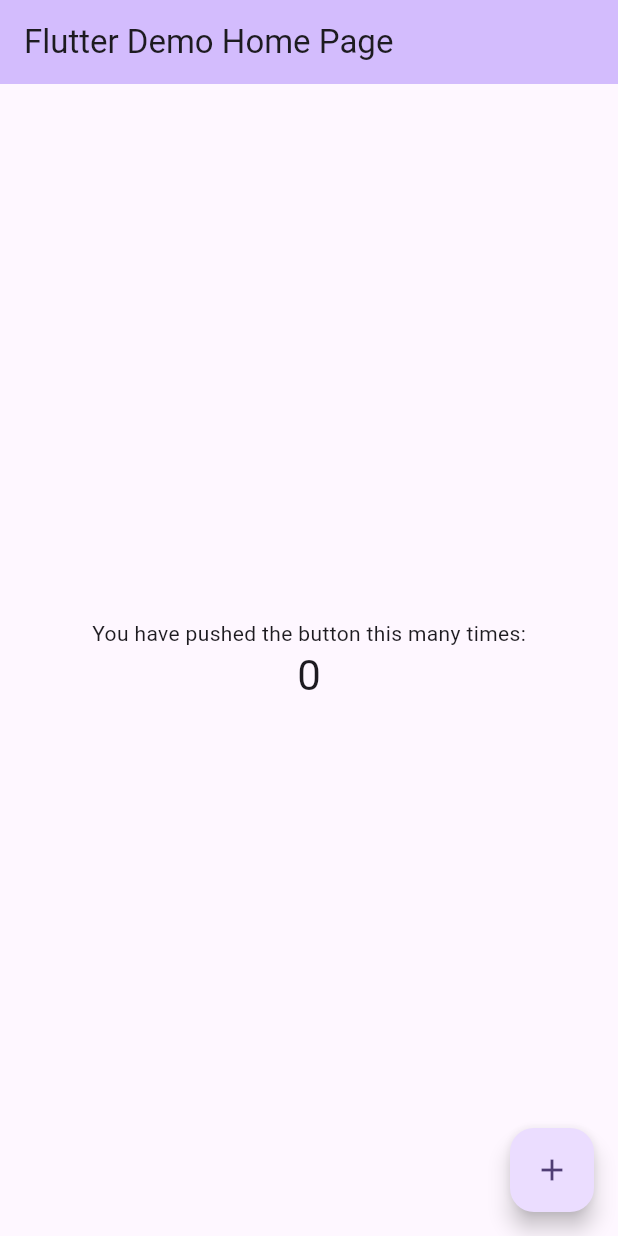
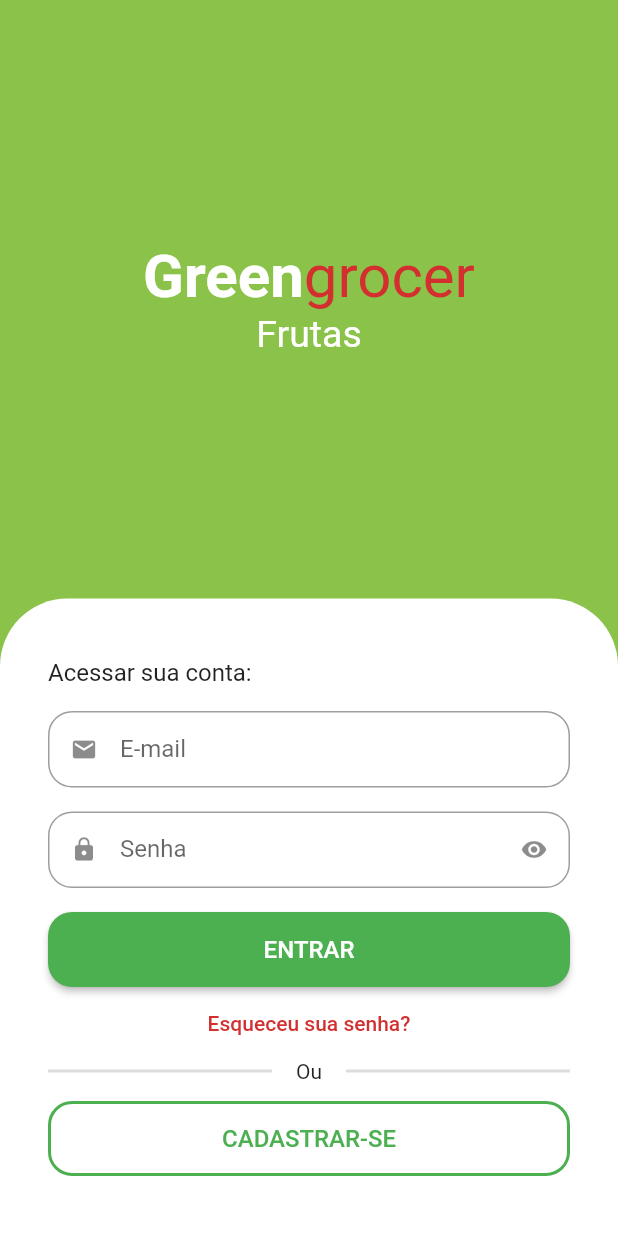
Before and after one commit to eduhessel/greengrocer, a Flutter app: the screen it shows after launch, on a phone screen of 412 x 824 dp. Run offline on Flutter 3.47's test engine with Material 2 defaults, Android fonts, the phone set to English and light mode, and no system bars; drawn by our look-alikes of animated_text_kit; our stand-ins replace mask_text_input_formatter.

Commit message:
Commit Initial commit of the app with registration and login screen

```diff
--- a/lib/main.dart
+++ b/lib/main.dart
@@ -1,4 +1,5 @@
 import 'package:flutter/material.dart';
+import 'package:meuappflutter/src/auth/sign_in_screen.dart';
 
 void main() {
   runApp(const MyApp());
@@ -7,119 +8,15 @@ void main() {
 class MyApp extends StatelessWidget {
   const MyApp({super.key});
 
-  // This widget is the root of your application.
   @override
   Widget build(BuildContext context) {
     return MaterialApp(
       title: 'Flutter Demo',
       theme: ThemeData(
-        // This is the theme of your application.
-        //
-        // TRY THIS: Try running your application with "flutter run". You'll see
-        // the application has a blue toolbar. Then, without quitting the app,
-        // try changing the seedColor in the colorScheme below to Colors.green
-        // and then invoke "hot reload" (save your changes or press the "hot
-        // reload" button in a Flutter-supported IDE, or press "r" if you used
-        // the command line to start the app).
-        //
-        // Notice that the counter didn't reset back to zero; the application
-        // state is not lost during the reload. To reset the state, use hot
-        // restart instead.
-        //
-        // This works for code too, not just values: Most code changes can be
-        // tested with just a hot reload.
-        colorScheme: ColorScheme.fromSeed(seedColor: Colors.deepPurple),
-        useMaterial3: true,
+        primarySwatch: Colors.green,
       ),
-      home: const MyHomePage(title: 'Flutter Demo Home Page'),
+      debugShowCheckedModeBanner: false,
+      home: const SignInScreen(),
     );
   }
 }
-
-class MyHomePage extends StatefulWidget {
-  const MyHomePage({super.key, required this.title});
-
-  // This widget is the home page of your application. It is stateful, meaning
-  // that it has a State object (defined below) that contains fields that affect
-  // how it looks.
-
-  // This class is the configuration for the state. It holds the values (in this
-  // case the title) provided by the parent (in this case the App widget) and
-  // used by the build method of the State. Fields in a Widget subclass are
-  // always marked "final".
-
-  final String title;
-
-  @override
-  State<MyHomePage> createState() => _MyHomePageState();
-}
-
-class _MyHomePageState extends State<MyHomePage> {
-  int _counter = 0;
-
-  void _incrementCounter() {
-    setState(() {
-      // This call to setState tells the Flutter framework that something has
-      // changed in this State, which causes it to rerun the build method below
-      // so that the display can reflect the updated values. If we changed
-      // _counter without calling setState(), then the build method would not be
-      // called again, and so nothing would appear to happen.
-      _counter++;
-    });
-  }
-
-  @override
-  Widget build(BuildContext context) {
-    // This method is rerun every time setState is called, for instance as done
-    // by the _incrementCounter method above.
-    //
-    // The Flutter framework has been optimized to make rerunning build methods
-    // fast, so that you can just rebuild anything that needs updating rather
-    // than having to individually change instances of widgets.
-    return Scaffold(
-      appBar: AppBar(
-        // TRY THIS: Try changing the color here to a specific color (to
-        // Colors.amber, perhaps?) and trigger a hot reload to see the AppBar
-        // change color while the other colors stay the same.
-        backgroundColor: Theme.of(context).colorScheme.inversePrimary,
-        // Here we take the value from the MyHomePage object that was created by
-        // the App.build method, and use it to set our appbar title.
-        title: Text(widget.title),
-      ),
-      body: Center(
-        // Center is a layout widget. It takes a single child and positions it
-        // in the middle of the parent.
-        child: Column(
-          // Column is also a layout widget. It takes a list of children and
-          // arranges them vertically. By default, it sizes itself to fit its
-          // children horizontally, and tries to be as tall as its parent.
-          //
-          // Column has various properties to control how it sizes itself and
-          // how it positions its children. Here we use mainAxisAlignment to
-          // center the children vertically; the main axis here is the vertical
-          // axis because Columns are vertical (the cross axis would be
-          // horizontal).
-          //
-          // TRY THIS: Invoke "debug painting" (choose the "Toggle Debug Paint"
-          // action in the IDE, or press "p" in the console), to see the
-          // wireframe for each widget.
-          mainAxisAlignment: MainAxisAlignment.center,
-          children: <Widget>[
-            const Text(
-              'You have pushed the button this many times:',
-            ),
-            Text(
-              '$_counter',
-              style: Theme.of(context).textTheme.headlineMedium,
-            ),
-          ],
-        ),
-      ),
-      floatingActionButton: FloatingActionButton(
-        onPressed: _incrementCounter,
-        tooltip: 'Increment',
-        child: const Icon(Icons.add),
-      ), // This trailing comma makes auto-formatting nicer for build methods.
-    );
-  }
-}
--- /dev/null
+++ b/lib/src/auth/components/custom_text_field.dart
@@ -0,0 +1,61 @@
+import 'package:flutter/material.dart';
+import 'package:flutter/services.dart';
+
+class CustomTextField extends StatefulWidget {
+  final IconData icon;
+  final String label;
+  final bool isSecret;
+  final List<TextInputFormatter>? inputFormatters;
+
+
+   const CustomTextField({
+    Key? key,
+    required this.icon,
+    required this.label,
+    this.isSecret = false,
+    this.inputFormatters,
+  }) : super(key: key);
+
+  @override
+  State<CustomTextField> createState() => _CustomTextFieldState();
+}
+
+class _CustomTextFieldState extends State<CustomTextField> {
+
+  bool isObscure = false;
+
+  @override
+  void initState() {
+    // Implement initState
+    super.initState();
+
+    isObscure = widget.isSecret;
+  }
+
+  @override
+  Widget build(BuildContext context) {
+    return Padding(
+      padding: const EdgeInsets.only(bottom: 16),
+      child: TextFormField(
+        inputFormatters: widget.inputFormatters,
+        obscureText: isObscure,
+        decoration: InputDecoration(
+          prefixIcon: Icon(widget.icon),
+          suffixIcon: widget.isSecret
+          ? IconButton(
+            onPressed: () {
+              setState(() {
+              isObscure = !isObscure;
+              });
+            },
+            icon: Icon(isObscure ? Icons.visibility : Icons.visibility_off),
+          )
+          : null,
+          labelText: widget.label,
+          isDense: true,
+          border: OutlineInputBorder(borderRadius: BorderRadius.circular(16)),
+        ),
+      ),
+    );
+  }
+}
--- /dev/null
+++ b/lib/src/auth/sign_in_screen.dart
@@ -0,0 +1,207 @@
+import 'package:animated_text_kit/animated_text_kit.dart';
+import 'package:flutter/material.dart';
+import 'package:meuappflutter/src/auth/components/custom_text_field.dart';
+import 'package:meuappflutter/src/auth/sign_up_screen.dart';
+import 'package:meuappflutter/src/base/base_screen.dart';
+import 'package:meuappflutter/src/config/custom_colors.dart';
+
+
+class SignInScreen extends StatelessWidget {
+  const SignInScreen({super.key});
+
+  @override
+  Widget build(BuildContext context) {
+    final size = MediaQuery.of(context).size;
+
+    return Scaffold(
+      backgroundColor: CustomColors.customSwatchColor,
+      body: SingleChildScrollView(
+        child: SizedBox(
+          height: size.height,
+          width: size.width,
+          child: Column(
+            children: [
+              //Container superior -> Logo
+              Expanded(
+                child: Column(
+                  mainAxisAlignment: MainAxisAlignment.center,
+                  children: [
+                    //Nome do app
+                    Text.rich(
+                      TextSpan(
+                          style: const TextStyle(
+                            fontSize: 40,
+                          ),
+                          children: [
+                            const TextSpan(
+                                text: 'Green',
+                                style: TextStyle(
+                                  color: Colors.white,
+                                  fontWeight: FontWeight.bold,
+                                )),
+                            TextSpan(
+                                text: 'grocer',
+                                style: TextStyle(
+                                  color: CustomColors.customContrastColor,
+                                ))
+                          ]),
+                    ),
+
+                    //Categorias
+                    SizedBox(
+                    height: 30,
+                      child: DefaultTextStyle(
+                      style: const TextStyle(
+                        fontSize: 25,
+                      ),
+                        child: AnimatedTextKit(
+                          pause: Duration.zero,
+                          repeatForever: true,
+                          animatedTexts: [
+
+                            FadeAnimatedText('Frutas'),
+                            FadeAnimatedText('Verduras'),
+                            FadeAnimatedText('Legumes'),
+                            FadeAnimatedText('Carnes'),
+                            FadeAnimatedText('Laticíneos'),
+
+                          ],
+                        ),
+                      ),
+                    )
+                  ],
+                ),
+              ),
+
+              //Container inferior -> Formulário de login
+              Container(
+                padding: const EdgeInsets.symmetric(
+                  horizontal: 32,
+                  vertical: 40,
+                ),
+                decoration: const BoxDecoration(
+                  color: Colors.white,
+                  borderRadius: BorderRadius.vertical(
+                    top: Radius.circular(45),
+                  ),
+                ),
+                child: Column(
+                  crossAxisAlignment: CrossAxisAlignment.stretch,
+                  children: [
+                    //Texto
+                    const Padding(
+                      padding: EdgeInsets.only(bottom: 16),
+                      child: Text(
+                        'Acessar sua conta:',
+                        style: TextStyle(
+                          fontSize: 16,
+                        ),
+                      ),
+                    ),
+
+                    // Email
+                    const CustomTextField(
+                      icon: Icons.email,
+                      label: 'E-mail',
+                    ),
+
+                    // Senha
+                    const CustomTextField(
+                      icon: Icons.lock,
+                      label: 'Senha',
+                      isSecret: true,
+                    ),
+
+                    // Botão ENTRAR
+                    SizedBox(
+                      height: 50,
+                      child: ElevatedButton(
+                        style: ElevatedButton.styleFrom(
+                            shape: RoundedRectangleBorder(
+                                borderRadius: BorderRadius.circular(16))),
+                        onPressed: () {
+                          Navigator.of(context).pushReplacement(MaterialPageRoute(builder: (c) {
+                            return const BaseScreen();
+                          },
+                          ),
+                          );
+                        },
+                        child: const Text(
+                          'ENTRAR',
+                          style: TextStyle(
+                            fontSize: 16,
+                          ),
+                        ),
+                      ),
+                    ),
+
+                    // Botão Esqueceu a senha?
+                    TextButton(
+                      onPressed: () {},
+                      child: Text(
+                        'Esqueceu sua senha?',
+                        style: TextStyle(
+                          color: CustomColors.customContrastColor
+                        ),
+                      ),
+                    ),
+
+                    // Divisor
+                    Padding(
+                      padding: const EdgeInsets.only(bottom: 12),
+                      child: Row(
+                        children: [
+                          Expanded(
+                            child: Divider(
+                              color: Colors.grey.withAlpha(90),
+                              thickness: 2,
+                            ),
+                          ),
+                          const Padding(
+                            padding: EdgeInsets.symmetric(horizontal: 16),
+                            child: Text('Ou'),
+                          ),
+                          Expanded(
+                            child: Divider(
+                              color: Colors.grey.withAlpha(90),
+                              thickness: 2,
+                            ),
+                          ),
+                        ],
+                      ),
+                    ),
+
+                    // Botão de novo usuário
+                    SizedBox(
+                      height: 50,
+                      child: OutlinedButton(
+                        style: OutlinedButton.styleFrom(
+                            shape: RoundedRectangleBorder(
+                              borderRadius: BorderRadius.circular(16),
+                            ),
+                            side: const BorderSide(width: 2, color: Colors.green)),
+                        onPressed: () {
+                          Navigator.of(context).push(
+                            MaterialPageRoute(
+                              builder: (c){
+                                return SignUpScreen();
+                              }
+                            )
+                          );
+                        },
+                        child: const Text(
+                          'CADASTRAR-SE',
+                          style: TextStyle(fontSize: 16),
+                        ),
+                      ),
+                    ),
+                  ],
+                ),
+              ),
+            ], // Chield Container
+          ),
+        ),
+      ),
+    );
+  }
+}
--- /dev/null
+++ b/lib/src/config/custom_colors.dart
@@ -0,0 +1,23 @@
+import 'package:flutter/material.dart';
+
+Map<int, Color> _swatchOpacity = {
+
+  50: const Color.fromRGBO(139, 195, 74, .1),
+  100: const Color.fromRGBO(139, 195, 74, .2),
+  200: const Color.fromRGBO(139, 195, 74, .3),
+  300: const Color.fromRGBO(139, 195, 74, .4),
+  400: const Color.fromRGBO(139, 195, 74, .5),
+  500: const Color.fromRGBO(139, 195, 74, .6),
+  600: const Color.fromRGBO(139, 195, 74, .7),
+  700: const Color.fromRGBO(139, 195, 74, .8),
+  800: const Color.fromRGBO(139, 195, 74, .9),
+  900: const Color.fromRGBO(139, 195, 74, 1),
+};
+
+abstract class CustomColors {
+  static Color customContrastColor = Colors.red.shade700;
+
+  static MaterialColor customSwatchColor = MaterialColor(
+    0xFF8BC34A, _swatchOpacity,
+  );
+}
--- a/pubspec.yaml
+++ b/pubspec.yaml
@@ -35,6 +35,8 @@ dependencies:
   # The following adds the Cupertino Icons font to your application.
   # Use with the CupertinoIcons class for iOS style icons.
   cupertino_icons: ^1.0.2
+  animated_text_kit: ^4.2.2
+  mask_text_input_formatter: ^2.5.0
 
 dev_dependencies:
   flutter_test:
```
Also changed, not shown: lib/src/auth/sign_up_screen.dart (added, +186 -0 lines), lib/src/base/base_screen.dart (added, +36 -0 lines).
